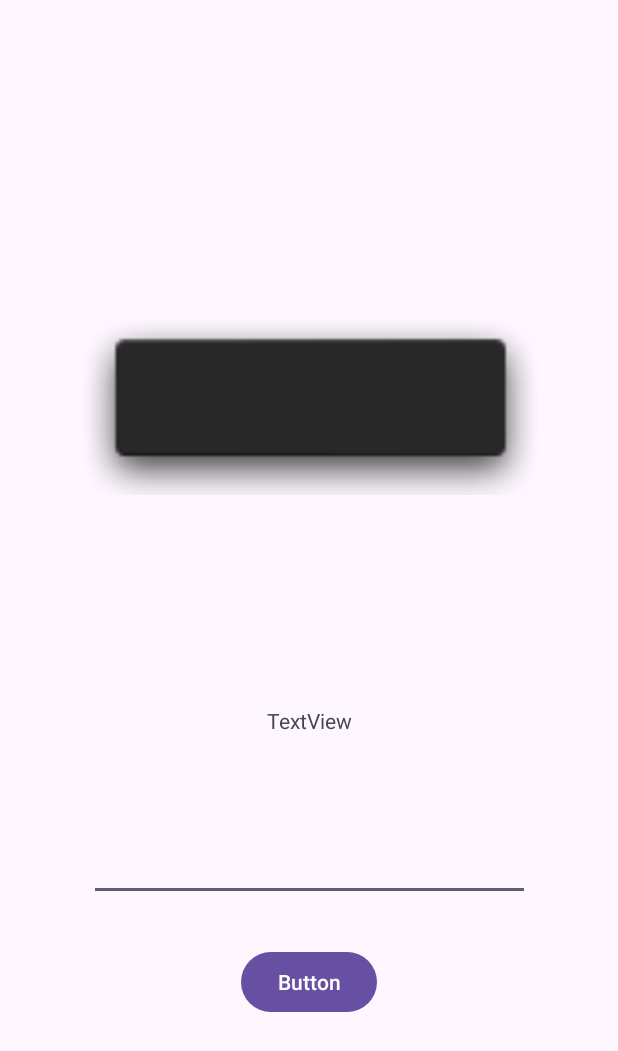
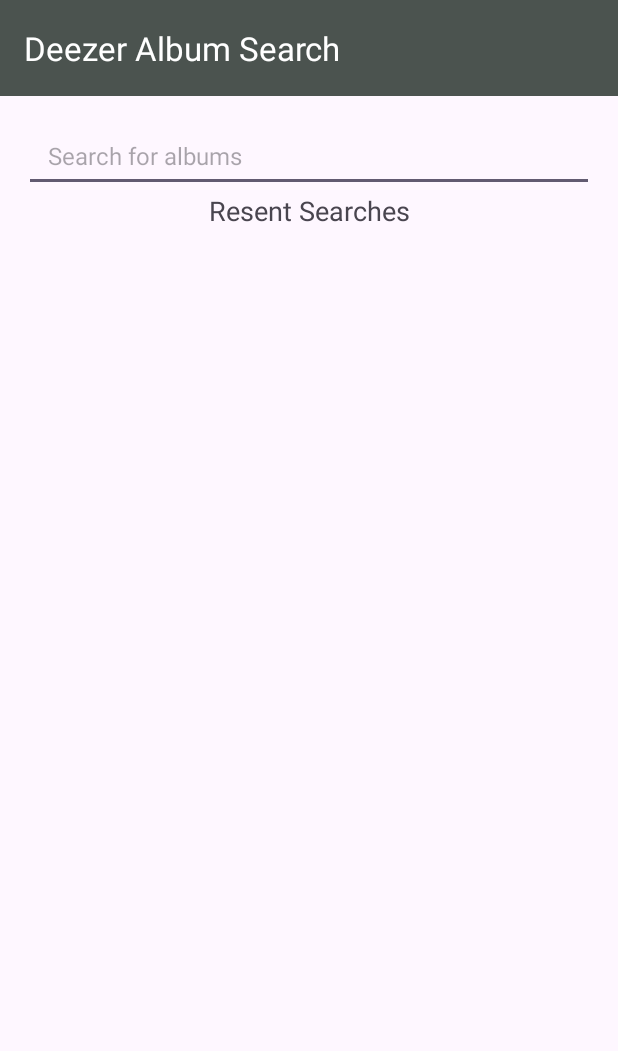
Before and after one commit to joelEVR/Final_Project_Mobile_Programming, an Android app: the layout activity_search_activity.xml on its own in the app's theme, with its tools: preview values and no code run, on a phone screen of 412 x 824 dp. Shown: the top 1051 px of the screen. Run offline under Robolectric (Android 15) with nearby library versions, the phone set to English and light mode, and no system bars.

Commit message:
activity_search_activity.xml layout draft
Signed-off-by: Joel Velasquez <150091426+joelEVR@users.noreply.github.com>

```diff
--- a/app/src/main/res/layout/activity_search_activity.xml
+++ b/app/src/main/res/layout/activity_search_activity.xml
@@ -6,46 +6,59 @@
     android:layout_height="match_parent">
 
 
-    <Button
-        android:id="@+id/button"
+    <!-- Toolbar -->
+    <androidx.appcompat.widget.Toolbar
+        android:id="@+id/myToolbar"
+        android:layout_width="match_parent"
+        android:layout_height="wrap_content"
+        android:background="#4B534F"
+        android:minHeight="?attr/actionBarSize"
+        android:theme="?attr/actionBarTheme"
+        app:title="@string/title_search"
+        app:titleTextColor="#FFFFFF"
+        app:layout_constraintTop_toTopOf="parent"
+        app:layout_constraintStart_toStartOf="parent"
+        app:layout_constraintEnd_toEndOf="parent" />
+
+    <EditText
+        android:id="@+id/editTextSearch"
+        android:layout_height="wrap_content"
+        android:layout_width="match_parent"
+        android:layout_marginStart="16dp"
+        android:layout_marginTop="16dp"
+        android:layout_marginEnd="16dp"
+        android:hint="@string/search_hint"
+        android:inputType="text"
+        android:minHeight="48dp"
+        android:paddingStart="16dp"
+        android:paddingEnd="16dp"
+        android:singleLine="true"
+        android:textSize="16sp"
+        app:layout_constraintEnd_toEndOf="parent"
+        app:layout_constraintStart_toStartOf="parent"
+        app:layout_constraintTop_toBottomOf="@+id/myToolbar"
+        android:autofillHints="" />
+
+    <TextView
+        android:id="@+id/textViewRecentSearches"
         android:layout_width="wrap_content"
         android:layout_height="wrap_content"
-        android:layout_marginBottom="145dp"
-        android:text="Button"
+        android:text="@string/recent"
+        android:textSize="18sp"
+        app:layout_constraintEnd_toEndOf="parent"
+        app:layout_constraintStart_toStartOf="parent"
+        app:layout_constraintTop_toBottomOf="@+id/editTextSearch" />
+
+    <androidx.recyclerview.widget.RecyclerView
+        android:id="@+id/recyclerViewResults"
+        android:layout_width="match_parent"
+        android:layout_height="0dp"
         app:layout_constraintBottom_toBottomOf="parent"
         app:layout_constraintEnd_toEndOf="parent"
-        app:layout_constraintHorizontal_bias="0.501"
-        app:layout_constraintStart_toStartOf="parent" />
-
-    <TextView
-        android:id="@+id/textView2"
-        android:layout_width="wrap_content"
-        android:layout_height="wrap_content"
-        android:text="TextView"
-        app:layout_constraintBottom_toTopOf="@+id/editText"
-        app:layout_constraintEnd_toEndOf="parent"
+        app:layout_constraintHorizontal_bias="0.0"
         app:layout_constraintStart_toStartOf="parent"
-        app:layout_constraintTop_toBottomOf="@+id/imageView"
-        app:layout_constraintVertical_bias="0.726" />
-
-    <EditText
-        android:id="@+id/editText"
-        android:layout_width="294dp"
-        android:layout_height="58dp"
-        android:layout_marginBottom="30dp"
-        app:layout_constraintBottom_toTopOf="@+id/button"
-        app:layout_constraintEnd_toEndOf="parent"
-        app:layout_constraintStart_toStartOf="parent" />
-
-    <ImageView
-        android:id="@+id/imageView"
-        android:layout_width="422dp"
-        android:layout_height="130dp"
-        android:layout_marginTop="200dp"
-        app:layout_constraintEnd_toEndOf="parent"
-        app:layout_constraintStart_toStartOf="parent"
-        app:layout_constraintTop_toTopOf="parent"
-        app:srcCompat="@android:drawable/dialog_holo_dark_frame" />
+        app:layout_constraintTop_toBottomOf="@+id/textViewRecentSearches"
+        app:layout_constraintVertical_bias="0.504" />
 
 
 </androidx.constraintlayout.widget.ConstraintLayout>
--- a/app/src/main/res/values/strings.xml
+++ b/app/src/main/res/values/strings.xml
@@ -1,3 +1,8 @@
 <resources>
     <string name="app_name">Final Project Mobile Programming</string>
+    <string name="title_search">Deezer Album Search</string>
+    <string name="search_hint">Search for albums</string>
+    <string name="recent">Resent Searches</string>
+
+
 </resources>
```
